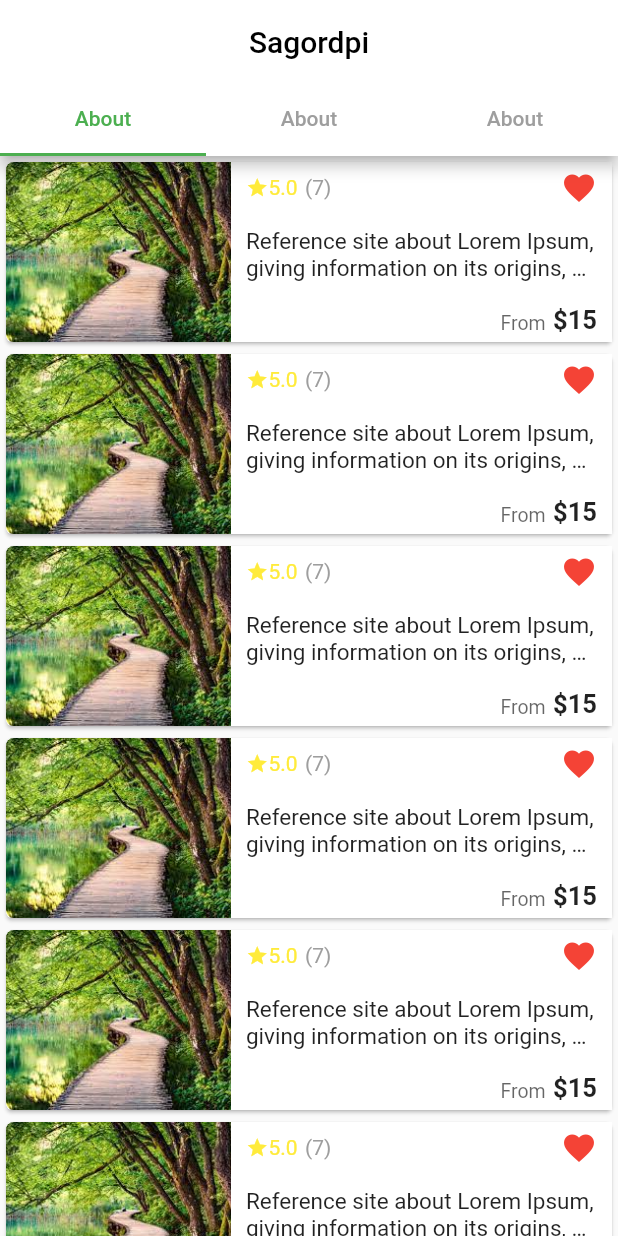
After one commit to fuadmostafij6/connect-app, a Flutter app: the HomePage2 screen opened directly, on a phone screen of 412 x 824 dp. The commit adds this screen. Run offline on Flutter 3.47's test engine with Material 2 defaults, Android fonts, the light colour scheme and no system bars; our stand-ins replace carousel_slider, font_awesome_flutter, hive_flutter; accounts and stored records are empty.

Commit message:
fast commit

```diff
--- /dev/null
+++ b/lib/Screen/home/homepage2.dart
@@ -0,0 +1,135 @@
+import 'package:flutter/material.dart';
+import 'package:provider/single_child_widget.dart';
+
+class HomePage2 extends StatefulWidget {
+  const HomePage2({Key? key}) : super(key: key);
+
+  @override
+  _HomePage2State createState() => _HomePage2State();
+}
+
+class _HomePage2State extends State<HomePage2> with TickerProviderStateMixin {
+  TabController? tabController;
+
+  List<Tab> tablist = [
+    Tab(text: "About"),
+    Tab(text: "About"),
+    Tab(text: "About")
+  ];
+
+  @override
+  void initState() {
+    tabController = TabController(length: 3, vsync: this);
+    super.initState();
+  }
+
+  @override
+  Widget build(BuildContext context) {
+    return Scaffold(
+      appBar: AppBar(
+        backgroundColor: Colors.white,
+        centerTitle: true,
+        title: Text(
+          'Sagordpi',
+          style: TextStyle(color: Colors.black),
+        ),
+        bottom: TabBar(
+          controller: tabController,
+          tabs: tablist,
+          labelColor: Colors.green,
+          unselectedLabelColor: Colors.grey,
+          indicatorColor: Colors.green,
+        ),
+      ),
+      body: listiteam(),
+    );
+  }
+
+  Widget listiteam() {
+    return ListView.builder(
+      itemCount: 20,
+      itemBuilder: (context, index) {
+        return Card(
+          child: Container(
+            height: 120,
+            child: Row(
+              children: [
+                Container(
+                  width: 150,
+                  height: 120,
+                  child: ClipRRect(
+                    borderRadius: BorderRadius.only(
+                      topLeft: Radius.circular(5),
+                      bottomLeft: Radius.circular(5),
+                    ),
+                    child: Image.asset(
+                      'images/download.jpg',
+                      fit: BoxFit.cover,
+                    ),
+                  ),
+                ),
+                Flexible(
+                    child: Container(
+                  padding: EdgeInsets.symmetric(horizontal: 10, vertical: 5),
+                  color: Colors.white,
+                  child: Column(
+                    mainAxisAlignment: MainAxisAlignment.spaceBetween,
+                    children: [
+                      Row(
+                        children: [
+                          Icon(
+                            Icons.star,
+                            size: 15,
+                            color: Colors.yellow,
+                          ),
+                          Text(
+                            '5.0',
+                            style: TextStyle(color: Colors.yellow),
+                          ),
+                          SizedBox(width: 5),
+                          Text(
+                            "(7)",
+                            style: TextStyle(color: Colors.grey),
+                          ),
+                          Spacer(),
+                          Icon(
+                            Icons.favorite,
+                            color: Colors.red,
+                          )
+                        ],
+                      ),
+                      Text(
+                        'Reference site about Lorem Ipsum, giving information on its origins, as well as a random Lipsum generator.',
+                        maxLines: 2,
+                        overflow: TextOverflow.ellipsis,
+                        style: TextStyle(fontSize: 15, height: 1.2),
+                      ),
+                      Row(
+                        crossAxisAlignment: CrossAxisAlignment.end,
+                        mainAxisAlignment: MainAxisAlignment.end,
+                        children: [
+                          Text(
+                            'From',
+                            style: TextStyle(
+                                fontSize: 13,
+                                color: Colors.black.withOpacity(0.6)),
+                          ),
+                          SizedBox(width: 5),
+                          Text(
+                            '\$15',
+                            style: TextStyle(
+                                fontSize: 17, fontWeight: FontWeight.bold),
+                          )
+                        ],
+                      )
+                    ],
+                  ),
+                ))
+              ],
+            ),
+          ),
+        );
+      },
+    );
+  }
+}
--- a/lib/homepage.dart
+++ b/lib/homepage.dart
@@ -6,6 +6,7 @@ import 'Screen/Deshboard/deshboard.dart';
 import 'Screen/Linkscreen/linkscreen.dart';
 import 'Screen/Notification/notification.dart';
 import 'Screen/Profile/profile.dart';
+import 'Screen/home/homepage3.dart';
 import 'Screen/home/homescrren.dart';
 import 'bottomnavigationbar.dart';
 
@@ -37,7 +38,7 @@ class _HomepageState extends State<Homepage> {
         physics: NeverScrollableScrollPhysics(),
         controller: pageController,
         children: const [
-          HomeScreenpage(),
+          HomePage3(),
           Linkscreenpage(),
           Deshboardpage(),
           ChatListpage(),
--- a/lib/main.dart
+++ b/lib/main.dart
@@ -7,6 +7,9 @@ import 'Provider/Search/search.dart';
 import 'Provider/home.dart';
 import 'Screen/Form/registation.dart';
 import 'Screen/Proparty/proparty.dart';
+import 'Screen/home/homepage2.dart';
+import 'Screen/home/homepage3.dart';
+import 'Screen/home/postdetails.dart';
 import 'Screen/splash/splash.dart';
 import 'homepage.dart';
 
@@ -37,6 +40,7 @@ class MyApp extends StatelessWidget {
         primarySwatch: Colors.blue,
       ),
       home: box.get('email') != null ? Homepage() : const SplashScreen(),
+      // home: HomePage3(),
     );
   }
 }
```
Also changed, not shown: lib/Screen/home/homepage3.dart (added, +238 -0 lines), lib/Screen/home/postdetails.dart (added, +172 -0 lines), images/download.jpg (added).
